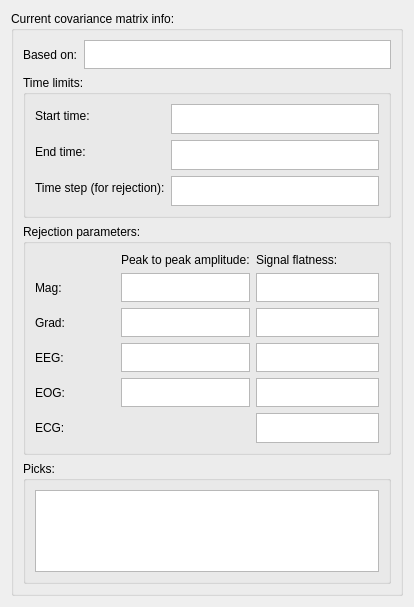
First picture: the form in meggie_batch/ui/qt4Designer_ui_files/covarianceWidgetRaw.ui, repository cibr-jyu/meggie, before the edit.
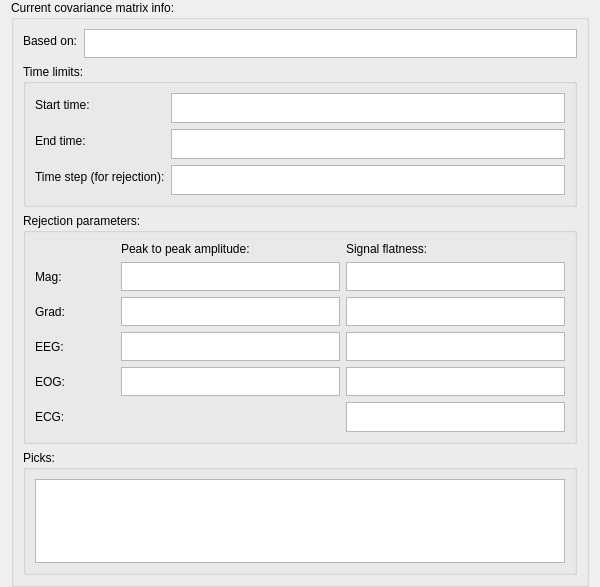
Second picture: the form after the edit.

What changed in the file:
```diff
--- a/meggie_batch/ui/qt4Designer_ui_files/covarianceWidgetRaw.ui
+++ b/meggie_batch/ui/qt4Designer_ui_files/covarianceWidgetRaw.ui
@@ -6,51 +6,46 @@
    <rect>
     <x>0</x>
     <y>0</y>
-    <width>414</width>
-    <height>607</height>
+    <width>600</width>
+    <height>587</height>
    </rect>
   </property>
+  <property name="maximumSize">
+   <size>
+    <width>600</width>
+    <height>800</height>
+   </size>
+  </property>
   <property name="windowTitle">
    <string>Form</string>
   </property>
   <layout class="QGridLayout" name="gridLayout_2">
+   <property name="topMargin">
+    <number>0</number>
+   </property>
+   <property name="bottomMargin">
+    <number>0</number>
+   </property>
    <item row="0" column="0">
     <widget class="QGroupBox" name="groupBox_3">
+     <property name="maximumSize">
+      <size>
+       <width>600</width>
+       <height>800</height>
+      </size>
+     </property>
      <property name="title">
       <string>Current covariance matrix info:</string>
      </property>
-     <layout class="QGridLayout" name="gridLayout">
+     <layout class="QFormLayout" name="formLayout">
       <item row="0" column="0">
-       <layout class="QHBoxLayout" name="horizontalLayout_34">
-        <property name="sizeConstraint">
-         <enum>QLayout::SetDefaultConstraint</enum>
+       <widget class="QLabel" name="label_7">
+        <property name="text">
+         <string>Based on:</string>
         </property>
-        <item>
-         <widget class="QLabel" name="label_7">
-          <property name="text">
-           <string>Based on:</string>
-          </property>
-         </widget>
-        </item>
-        <item>
-         <widget class="QTextBrowser" name="textBrowserBasedOn">
-          <property name="maximumSize">
-           <size>
-            <width>485</width>
-            <height>29</height>
-           </size>
-          </property>
-          <property name="lineWrapMode">
-           <enum>QTextEdit::NoWrap</enum>
-          </property>
-          <property name="lineWrapColumnOrWidth">
-           <number>0</number>
-          </property>
-         </widget>
-        </item>
-       </layout>
+       </widget>
       </item>
-      <item row="1" column="0">
+      <item row="1" column="0" colspan="2">
        <widget class="QGroupBox" name="groupBoxEpochTimes_2">
         <property name="title">
          <string>Time limits:</string>
@@ -182,7 +177,7 @@
         </layout>
        </widget>
       </item>
-      <item row="2" column="0">
+      <item row="2" column="0" colspan="2">
        <widget class="QGroupBox" name="groupBoxRejections_2">
         <property name="sizePolicy">
          <sizepolicy hsizetype="Preferred" vsizetype="Preferred">
@@ -407,7 +402,7 @@
         </layout>
        </widget>
       </item>
-      <item row="3" column="0">
+      <item row="3" column="0" colspan="2">
        <widget class="QGroupBox" name="groupBoxPicks">
         <property name="title">
          <string>Picks:</string>
@@ -419,6 +414,28 @@
         </layout>
        </widget>
       </item>
+      <item row="0" column="1">
+       <widget class="QTextBrowser" name="textBrowserBasedOn">
+        <property name="maximumSize">
+         <size>
+          <width>10000</width>
+          <height>29</height>
+         </size>
+        </property>
+        <property name="verticalScrollBarPolicy">
+         <enum>Qt::ScrollBarAlwaysOff</enum>
+        </property>
+        <property name="horizontalScrollBarPolicy">
+         <enum>Qt::ScrollBarAlwaysOff</enum>
+        </property>
+        <property name="lineWrapMode">
+         <enum>QTextEdit::NoWrap</enum>
+        </property>
+        <property name="lineWrapColumnOrWidth">
+         <number>0</number>
+        </property>
+       </widget>
+      </item>
      </layout>
     </widget>
    </item>
```
